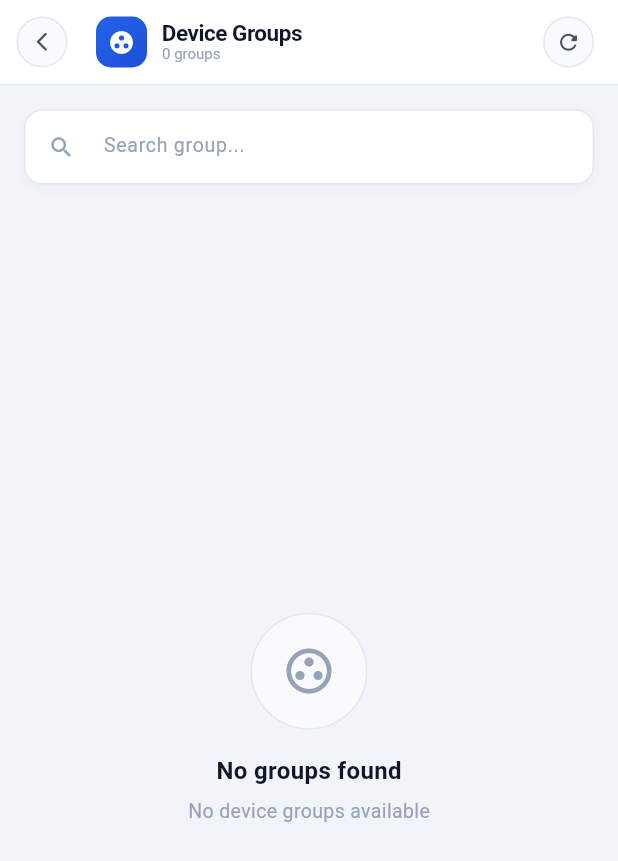
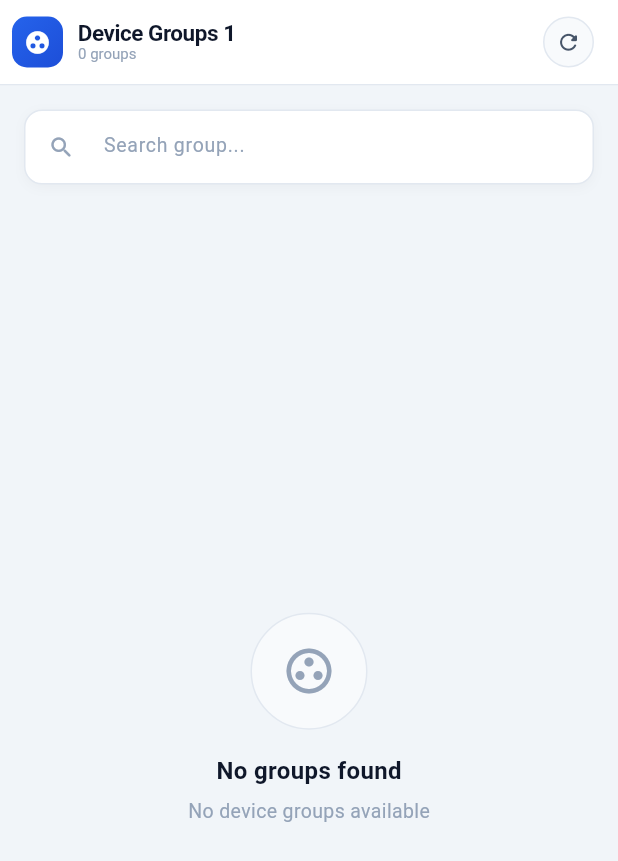
Before and after one commit to ayushbirla71/Ad96_companion_app, a Flutter app: the GroupsPage screen opened directly, on a phone screen of 412 x 824 dp. Shown: the top 861 px of the screen. Run offline on Flutter 3.47's test engine with Material 3 defaults, Android fonts, the phone set to English and light mode, and no system bars; our stand-ins replace file_picker, flutter_map, flutter_typeahead, latlong2, shared_preferences, video_player and 1 more; missing offline and left inert: flutter_map_tile_caching; accounts and stored records are empty; network calls fail.

Commit message:
update code to resolve back buttion navigation

```diff
--- a/lib/pages/deviceGroups/device_groups_page.dart
+++ b/lib/pages/deviceGroups/device_groups_page.dart
@@ -245,7 +245,7 @@ class _GroupsPageState extends State<GroupsPage> {
       //   ),
       // ),
       appBar: DashboardAppBar(
-        title: "Device Groups",
+        title: "Device Groups 1",
         subtitle:
             '${filteredGroups.length} group${filteredGroups.length != 1 ? 's' : ''}',
         icon: Icons.group_work_rounded,
--- a/lib/pages/widgets/dashboard_app_bar.dart
+++ b/lib/pages/widgets/dashboard_app_bar.dart
@@ -27,25 +27,25 @@ class DashboardAppBar extends StatelessWidget implements PreferredSizeWidget {
       titleSpacing: 8,
 
       /// BACK BUTTON
-      leading: showBack
-          ? IconButton(
-              icon: Container(
-                width: 34,
-                height: 34,
-                decoration: BoxDecoration(
-                  color: appColors.surfaceHigh,
-                  shape: BoxShape.circle,
-                  border: Border.all(color: appColors.border),
-                ),
-                child: Icon(
-                  Icons.arrow_back_ios_new_rounded,
-                  color: appColors.textSecondary,
-                  size: 15,
-                ),
-              ),
-              onPressed: () => Navigator.pop(context),
-            )
-          : null,
+      // leading: showBack
+      //     ? IconButton(
+      //         icon: Container(
+      //           width: 34,
+      //           height: 34,
+      //           decoration: BoxDecoration(
+      //             color: appColors.surfaceHigh,
+      //             shape: BoxShape.circle,
+      //             border: Border.all(color: appColors.border),
+      //           ),
+      //           child: Icon(
+      //             Icons.arrow_back_ios_new_rounded,
+      //             color: appColors.textSecondary,
+      //             size: 15,
+      //           ),
+      //         ),
+      //         onPressed: () => Navigator.pop(context),
+      //       )
+      //     : null,
 
       /// TITLE AREA
       title: Row(
```
Also changed, not shown: lib/app/app.dart (+46 -27 lines), lib/pages/ads/ads_page.dart (+17 -17 lines), lib/pages/channel/go_live_page.dart (+7 -4 lines), lib/pages/deviceGroups/device_group_details_page.dart (+17 -17 lines), lib/pages/home/home_page.dart (+17 -1 lines), 1 other file.
